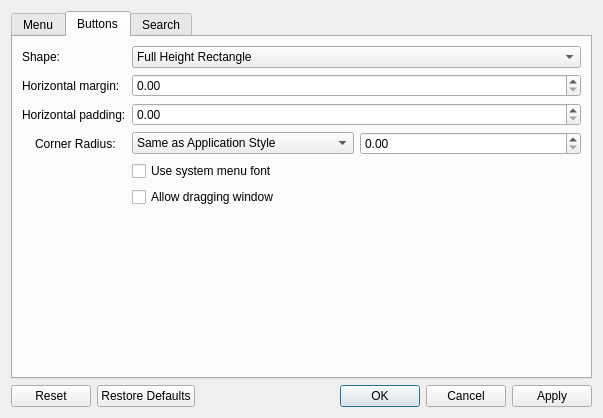
First picture: the form in kdecoration/config/ui/titlebarappmenubar.ui, repository paulmcauley/klassy, before the edit.
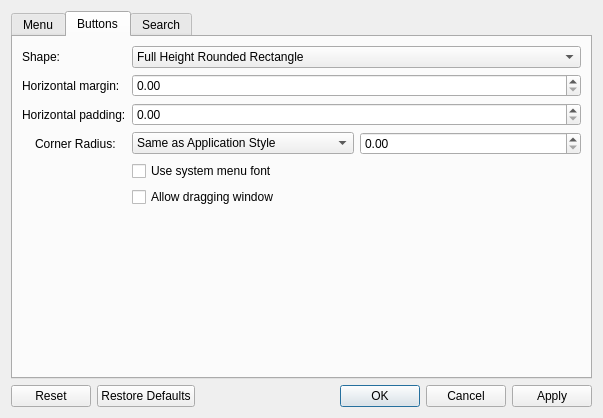
Second picture: the form after the edit. The open tabs and pages were chosen to show the change.

Commit message: Remove unpragmatic AppMenuBar button shapes

Diff of the .ui file:
```diff
--- a/kdecoration/config/ui/titlebarappmenubar.ui
+++ b/kdecoration/config/ui/titlebarappmenubar.ui
@@ -212,11 +212,6 @@
        </item>
        <item row="0" column="1">
         <widget class="QComboBox" name="buttonShape">
-         <item>
-          <property name="text">
-           <string>Full Height Rectangle</string>
-          </property>
-         </item>
          <item>
           <property name="text">
            <string>Full Height Rounded Rectangle</string>
```
Left out of the diff: 30 changed lines with no effect on the pictures. The commit also changes 4 other files.
